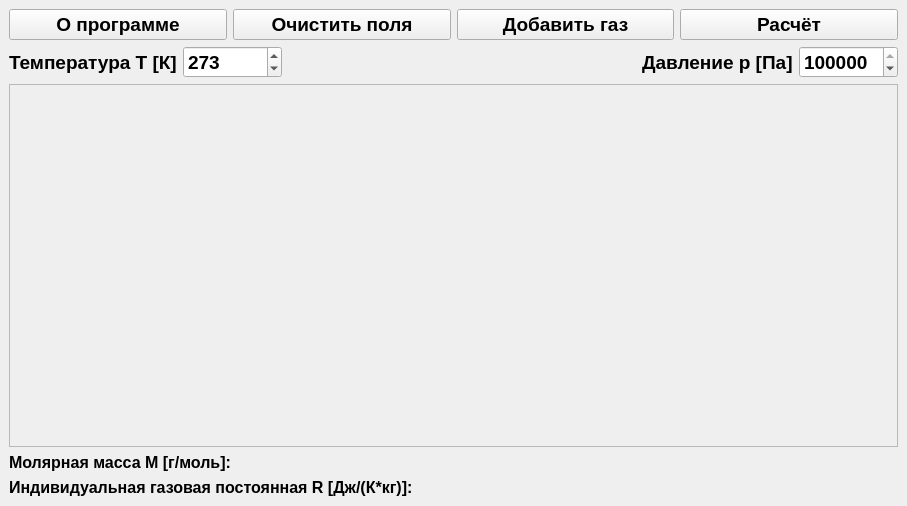
Old version of the form ui/base_qt_ui/ui_main_window.ui in the repository I-m-good-man/Gas-calculator.
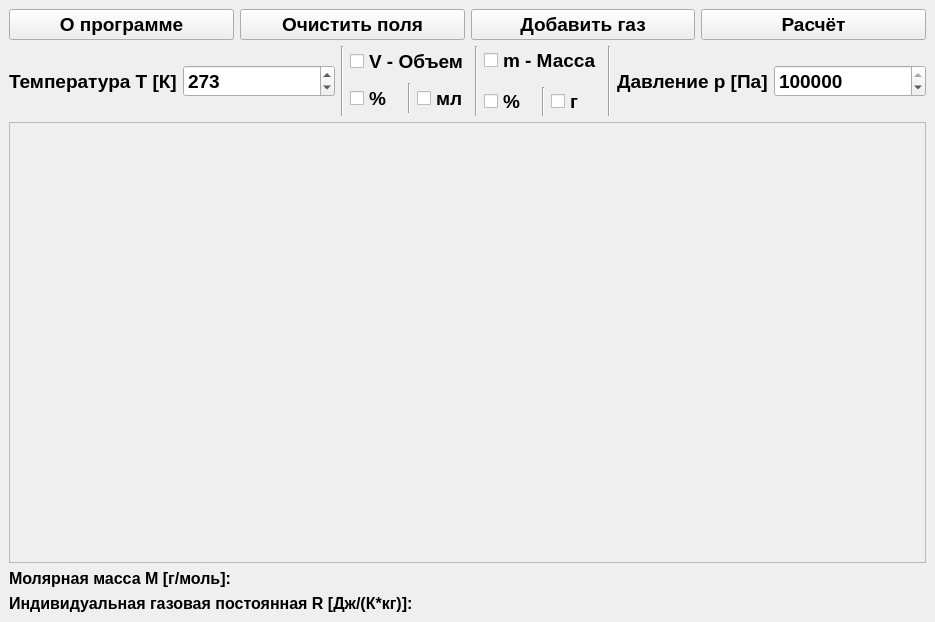
New version of the form.

Commit message: Add mass/volume choice in main window

Patch:
```diff
--- a/ui/base_qt_ui/ui_main_window.ui
+++ b/ui/base_qt_ui/ui_main_window.ui
@@ -6,8 +6,8 @@
    <rect>
     <x>0</x>
     <y>0</y>
-    <width>907</width>
-    <height>506</height>
+    <width>935</width>
+    <height>622</height>
    </rect>
   </property>
   <property name="font">
@@ -20,9 +20,9 @@
    <string>Калькулятор для газов</string>
   </property>
   <widget class="QWidget" name="centralwidget">
-   <layout class="QHBoxLayout" name="horizontalLayout_2">
+   <layout class="QVBoxLayout" name="verticalLayout_3">
     <item>
-     <layout class="QVBoxLayout" name="base_layout">
+     <layout class="QVBoxLayout" name="verticalLayout_2">
       <item>
        <layout class="QHBoxLayout" name="horizontalLayout">
         <item>
@@ -56,8 +56,8 @@
        </layout>
       </item>
       <item>
-       <layout class="QHBoxLayout" name="horizontalLayout_3">
-        <item alignment="Qt::AlignLeft">
+       <layout class="QHBoxLayout" name="horizontalLayout_2">
+        <item>
          <widget class="QLabel" name="temp_label">
           <property name="font">
            <font>
@@ -87,19 +87,134 @@
          </widget>
         </item>
         <item>
-         <spacer name="horizontalSpacer">
+         <widget class="Line" name="line">
           <property name="orientation">
-           <enum>Qt::Horizontal</enum>
+           <enum>Qt::Vertical</enum>
           </property>
-          <property name="sizeHint" stdset="0">
-           <size>
-            <width>40</width>
-            <height>20</height>
-           </size>
+         </widget>
+        </item>
+        <item>
+         <layout class="QHBoxLayout" name="mass_or_volume_choice_3">
+          <item>
+           <layout class="QVBoxLayout" name="volume_choice_3">
+            <item>
+             <widget class="QCheckBox" name="volume_checkbox_3">
+              <property name="text">
+               <string>V - Объем</string>
+              </property>
+             </widget>
+            </item>
+            <item>
+             <layout class="QHBoxLayout" name="volume_units_choice_3">
+              <item>
+               <widget class="QCheckBox" name="percent_checkbox_5">
+                <property name="maximumSize">
+                 <size>
+                  <width>16777215</width>
+                  <height>30</height>
+                 </size>
+                </property>
+                <property name="text">
+                 <string>%</string>
+                </property>
+               </widget>
+              </item>
+              <item>
+               <widget class="Line" name="line_3">
+                <property name="orientation">
+                 <enum>Qt::Vertical</enum>
+                </property>
+               </widget>
+              </item>
+              <item>
+               <widget class="QCheckBox" name="ml_checkbox_3">
+                <property name="maximumSize">
+                 <size>
+                  <width>16777215</width>
+                  <height>30</height>
+                 </size>
+                </property>
+                <property name="text">
+                 <string>мл</string>
+                </property>
+               </widget>
+              </item>
+             </layout>
+            </item>
+           </layout>
+          </item>
+          <item>
+           <widget class="Line" name="line_5">
+            <property name="orientation">
+             <enum>Qt::Vertical</enum>
+            </property>
+           </widget>
+          </item>
+          <item>
+           <layout class="QVBoxLayout" name="mass_choice_3">
+            <item>
+             <widget class="QCheckBox" name="mass_checkbox_3">
+              <property name="text">
+               <string>m - Масса</string>
+              </property>
+             </widget>
+            </item>
+            <item>
+             <widget class="Line" name="line_7">
+              <property name="orientation">
+               <enum>Qt::Vertical</enum>
+              </property>
+             </widget>
+            </item>
+            <item>
+             <layout class="QHBoxLayout" name="mass_units_choice_3">
+              <item>
+               <widget class="QCheckBox" name="percent_checkbox_6">
+                <property name="maximumSize">
+                 <size>
+                  <width>16777215</width>
+                  <height>30</height>
+                 </size>
+                </property>
+                <property name="text">
+                 <string>%</string>
+                </property>
+               </widget>
+              </item>
+              <item>
+               <widget class="Line" name="line_4">
+                <property name="orientation">
+                 <enum>Qt::Vertical</enum>
+                </property>
+               </widget>
+              </item>
+              <item alignment="Qt::AlignBottom">
+               <widget class="QCheckBox" name="g_checkbox_3">
+                <property name="maximumSize">
+                 <size>
+                  <width>16777215</width>
+                  <height>30</height>
+                 </size>
+                </property>
+                <property name="text">
+                 <string>г</string>
+                </property>
+               </widget>
+              </item>
+             </layout>
+            </item>
+           </layout>
+          </item>
+         </layout>
+        </item>
+        <item>
+         <widget class="Line" name="line_2">
+          <property name="orientation">
+           <enum>Qt::Vertical</enum>
           </property>
-         </spacer>
+         </widget>
         </item>
-        <item alignment="Qt::AlignLeft">
+        <item>
          <widget class="QLabel" name="pressure_label">
           <property name="text">
            <string>Давление p [Па]</string>
@@ -140,8 +255,8 @@
           <rect>
            <x>0</x>
            <y>0</y>
-           <width>885</width>
-           <height>347</height>
+           <width>913</width>
+           <height>416</height>
           </rect>
          </property>
          <property name="sizePolicy">
```
The commit also changes 1 other file.
